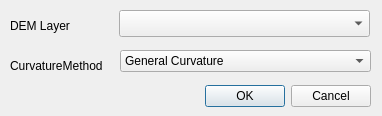
This is csmap_dialog_base.ui in waigania13/csmap_plugin as Qt 5 draws it before an edit. The edited form follows.
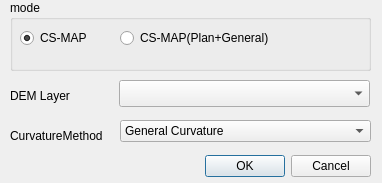
This is the edited form. Custom widgets are drawn as their Qt base class.

Commit message: Plan+General mode実装

Patch:
```diff
--- a/csmap_dialog_base.ui
+++ b/csmap_dialog_base.ui
@@ -7,7 +7,7 @@
     <x>0</x>
     <y>0</y>
     <width>382</width>
-    <height>116</height>
+    <height>183</height>
    </rect>
   </property>
   <property name="windowTitle">
@@ -17,7 +17,7 @@
    <property name="geometry">
     <rect>
      <x>30</x>
-     <y>80</y>
+     <y>150</y>
      <width>341</width>
      <height>32</height>
     </rect>
@@ -33,7 +33,7 @@
    <property name="geometry">
     <rect>
      <x>119</x>
-     <y>10</y>
+     <y>80</y>
      <width>251</width>
      <height>27</height>
     </rect>
@@ -43,7 +43,7 @@
    <property name="geometry">
     <rect>
      <x>10</x>
-     <y>10</y>
+     <y>80</y>
      <width>101</width>
      <height>31</height>
     </rect>
@@ -56,7 +56,7 @@
    <property name="geometry">
     <rect>
      <x>120</x>
-     <y>50</y>
+     <y>120</y>
      <width>251</width>
      <height>22</height>
     </rect>
@@ -116,7 +116,7 @@
    <property name="geometry">
     <rect>
      <x>10</x>
-     <y>50</y>
+     <y>120</y>
      <width>101</width>
      <height>31</height>
     </rect>
@@ -125,6 +125,63 @@
     <string>CurvatureMethod</string>
    </property>
   </widget>
+  <widget class="QRadioButton" name="csmap_button">
+   <property name="geometry">
+    <rect>
+     <x>20</x>
+     <y>30</y>
+     <width>86</width>
+     <height>16</height>
+    </rect>
+   </property>
+   <property name="text">
+    <string>CS-MAP</string>
+   </property>
+   <property name="checked">
+    <bool>true</bool>
+   </property>
+   <attribute name="buttonGroup">
+    <string notr="true">csmap_mode</string>
+   </attribute>
+  </widget>
+  <widget class="QRadioButton" name="csmpa_button2">
+   <property name="geometry">
+    <rect>
+     <x>120</x>
+     <y>30</y>
+     <width>211</width>
+     <height>16</height>
+    </rect>
+   </property>
+   <property name="text">
+    <string>CS-MAP(Plan+General)</string>
+   </property>
+   <attribute name="buttonGroup">
+    <string notr="true">csmap_mode</string>
+   </attribute>
+  </widget>
+  <widget class="QGroupBox" name="groupBox">
+   <property name="geometry">
+    <rect>
+     <x>10</x>
+     <y>0</y>
+     <width>361</width>
+     <height>71</height>
+    </rect>
+   </property>
+   <property name="title">
+    <string>mode</string>
+   </property>
+   <zorder>csmap_button</zorder>
+  </widget>
+  <zorder>groupBox</zorder>
+  <zorder>button_box</zorder>
+  <zorder>mMapLayerComboBox</zorder>
+  <zorder>label</zorder>
+  <zorder>curvature_box</zorder>
+  <zorder>label_2</zorder>
+  <zorder>csmap_button</zorder>
+  <zorder>csmpa_button2</zorder>
  </widget>
  <customwidgets>
   <customwidget>
```
Left out of the diff: 69 changed lines with no effect on the pictures. The commit also changes 3 other files.
